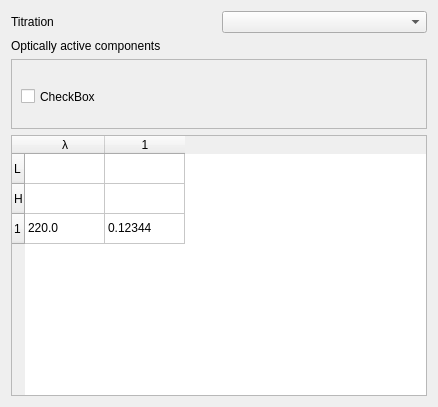
Qt form forms/specds.ui (salvadorblasco/apes) before a commit.
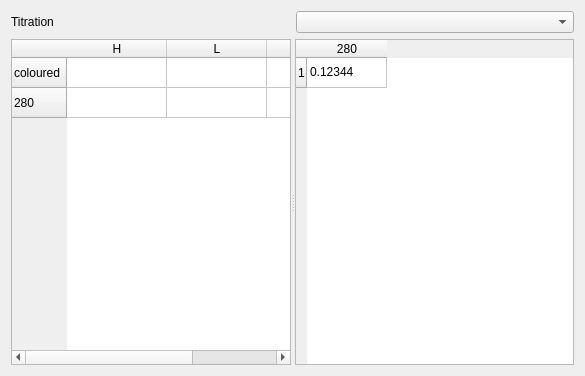
The same form after that commit.

```diff
--- a/forms/specds.ui
+++ b/forms/specds.ui
@@ -6,8 +6,8 @@
    <rect>
     <x>0</x>
     <y>0</y>
-    <width>438</width>
-    <height>407</height>
+    <width>585</width>
+    <height>376</height>
    </rect>
   </property>
   <property name="windowTitle">
@@ -18,6 +18,12 @@
     <layout class="QHBoxLayout" name="horizontalLayout">
      <item>
       <widget class="QLabel" name="label">
+       <property name="sizePolicy">
+        <sizepolicy hsizetype="Preferred" vsizetype="Minimum">
+         <horstretch>0</horstretch>
+         <verstretch>0</verstretch>
+        </sizepolicy>
+       </property>
        <property name="text">
         <string>Titration</string>
        </property>
@@ -29,100 +35,75 @@
     </layout>
    </item>
    <item>
-    <widget class="QLabel" name="label_2">
-     <property name="text">
-      <string>Optically active components</string>
-     </property>
-    </widget>
-   </item>
-   <item>
-    <widget class="QScrollArea" name="colored_input">
+    <widget class="QSplitter" name="splitter">
      <property name="sizePolicy">
-      <sizepolicy hsizetype="Expanding" vsizetype="Minimum">
+      <sizepolicy hsizetype="Expanding" vsizetype="Expanding">
        <horstretch>0</horstretch>
        <verstretch>0</verstretch>
       </sizepolicy>
      </property>
-     <property name="widgetResizable">
-      <bool>true</bool>
+     <property name="orientation">
+      <enum>Qt::Horizontal</enum>
      </property>
-     <widget class="QWidget" name="scrollAreaWidgetContents">
-      <property name="geometry">
-       <rect>
-        <x>0</x>
-        <y>0</y>
-        <width>418</width>
-        <height>73</height>
-       </rect>
-      </property>
+     <widget class="QTableWidget" name="table_components">
       <property name="sizePolicy">
-       <sizepolicy hsizetype="Preferred" vsizetype="Minimum">
+       <sizepolicy hsizetype="Expanding" vsizetype="Maximum">
         <horstretch>0</horstretch>
         <verstretch>0</verstretch>
        </sizepolicy>
       </property>
-      <widget class="QCheckBox" name="checkBox">
-       <property name="geometry">
-        <rect>
-         <x>9</x>
-         <y>26</y>
-         <width>87</width>
-         <height>21</height>
-        </rect>
+      <row>
+       <property name="text">
+        <string>coloured</string>
        </property>
+      </row>
+      <row>
        <property name="text">
-        <string>CheckBox</string>
+        <string>280</string>
        </property>
-      </widget>
+      </row>
+      <column>
+       <property name="text">
+        <string>H</string>
+       </property>
+      </column>
+      <column>
+       <property name="text">
+        <string>L</string>
+       </property>
+      </column>
+      <column>
+       <property name="text">
+        <string>HL</string>
+       </property>
+      </column>
      </widget>
-    </widget>
-   </item>
-   <item>
-    <widget class="QTableWidget" name="table_data">
-     <property name="sizePolicy">
-      <sizepolicy hsizetype="Expanding" vsizetype="Expanding">
-       <horstretch>0</horstretch>
-       <verstretch>1</verstretch>
-      </sizepolicy>
-     </property>
-     <attribute name="horizontalHeaderDefaultSectionSize">
-      <number>80</number>
-     </attribute>
-     <row>
-      <property name="text">
-       <string>L</string>
+     <widget class="QTableWidget" name="table_data">
+      <property name="sizePolicy">
+       <sizepolicy hsizetype="Expanding" vsizetype="Maximum">
+        <horstretch>0</horstretch>
+        <verstretch>1</verstretch>
+       </sizepolicy>
       </property>
-     </row>
-     <row>
-      <property name="text">
-       <string>H</string>
-      </property>
-     </row>
-     <row>
-      <property name="text">
-       <string>1</string>
-      </property>
-     </row>
-     <column>
-      <property name="text">
-       <string>λ</string>
-      </property>
-     </column>
-     <column>
-      <property name="text">
-       <string>1</string>
-      </property>
-     </column>
-     <item row="2" column="0">
-      <property name="text">
-       <string>220.0</string>
-      </property>
-     </item>
-     <item row="2" column="1">
-      <property name="text">
-       <string>0.12344</string>
-      </property>
-     </item>
+      <attribute name="horizontalHeaderDefaultSectionSize">
+       <number>80</number>
+      </attribute>
+      <row>
+       <property name="text">
+        <string>1</string>
+       </property>
+      </row>
+      <column>
+       <property name="text">
+        <string>280</string>
+       </property>
+      </column>
+      <item row="0" column="0">
+       <property name="text">
+        <string>0.12344</string>
+       </property>
+      </item>
+     </widget>
     </widget>
    </item>
   </layout>
```
